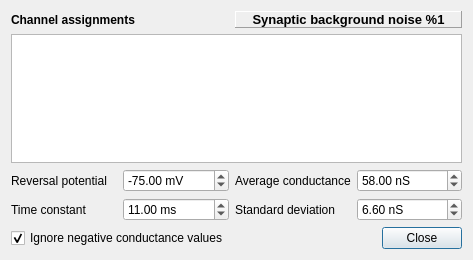
CompEphys-team/stdpc, file src/gui/SynapticNoiseDlg.ui: the form before one commit.
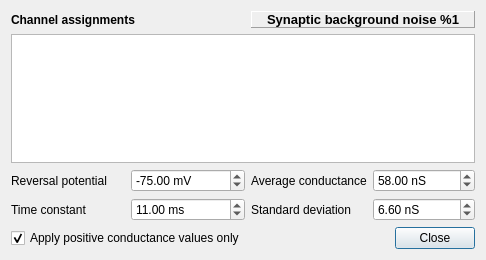
The form after the commit. Custom widgets are drawn as their Qt base class.

Commit message: Reword ignoreNegative to avoid double negation

```diff
--- a/src/gui/SynapticNoiseDlg.ui
+++ b/src/gui/SynapticNoiseDlg.ui
@@ -168,7 +168,7 @@
    <item row="4" column="0" colspan="2">
     <widget class="QCheckBox" name="ignoreNegative">
      <property name="text">
-      <string>Ignore negative conductance values</string>
+      <string>Apply positive conductance values only</string>
      </property>
      <property name="checked">
       <bool>true</bool>
```
